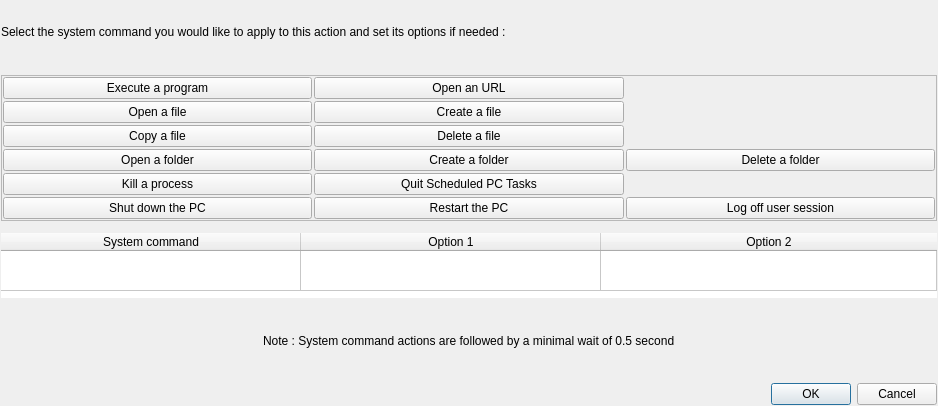
AmirHammouteneEI/ScheduledPasteAndKeys, file ui/createactiondialog/CreateSystemCommandActionDialog.ui: the form before one commit.
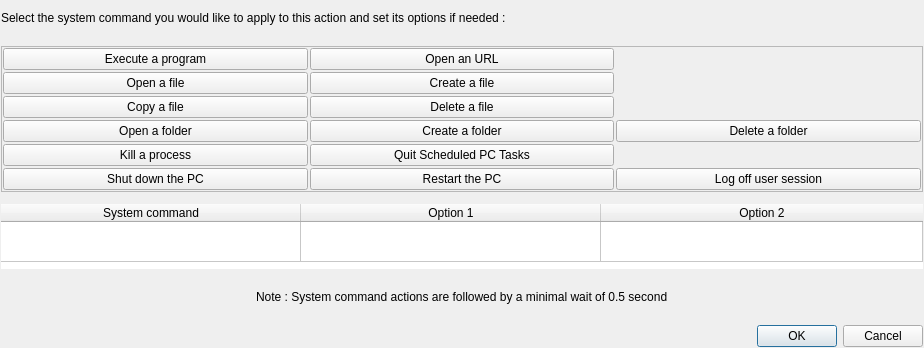
The form after the commit.

What changed in the file:
```diff
--- a/ui/createactiondialog/CreateSystemCommandActionDialog.ui
+++ b/ui/createactiondialog/CreateSystemCommandActionDialog.ui
@@ -6,8 +6,8 @@
    <rect>
     <x>0</x>
     <y>0</y>
-    <width>938</width>
-    <height>406</height>
+    <width>924</width>
+    <height>348</height>
    </rect>
   </property>
   <property name="windowTitle">
```
